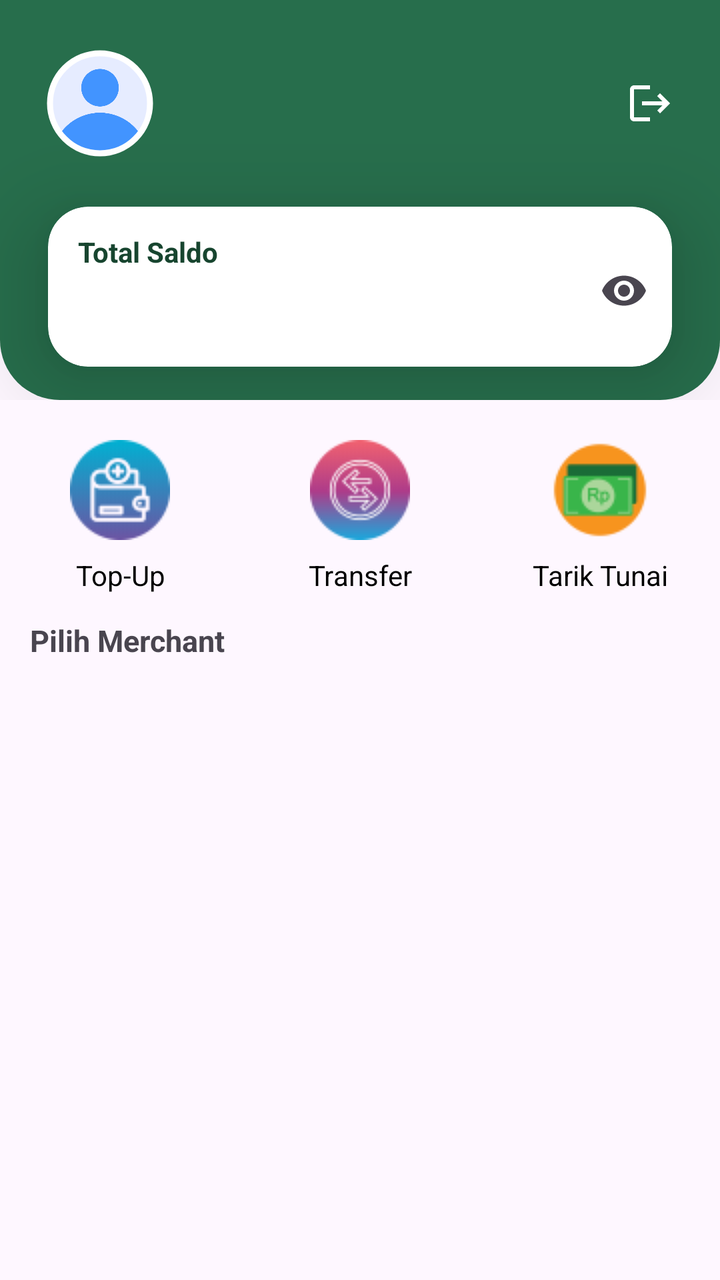
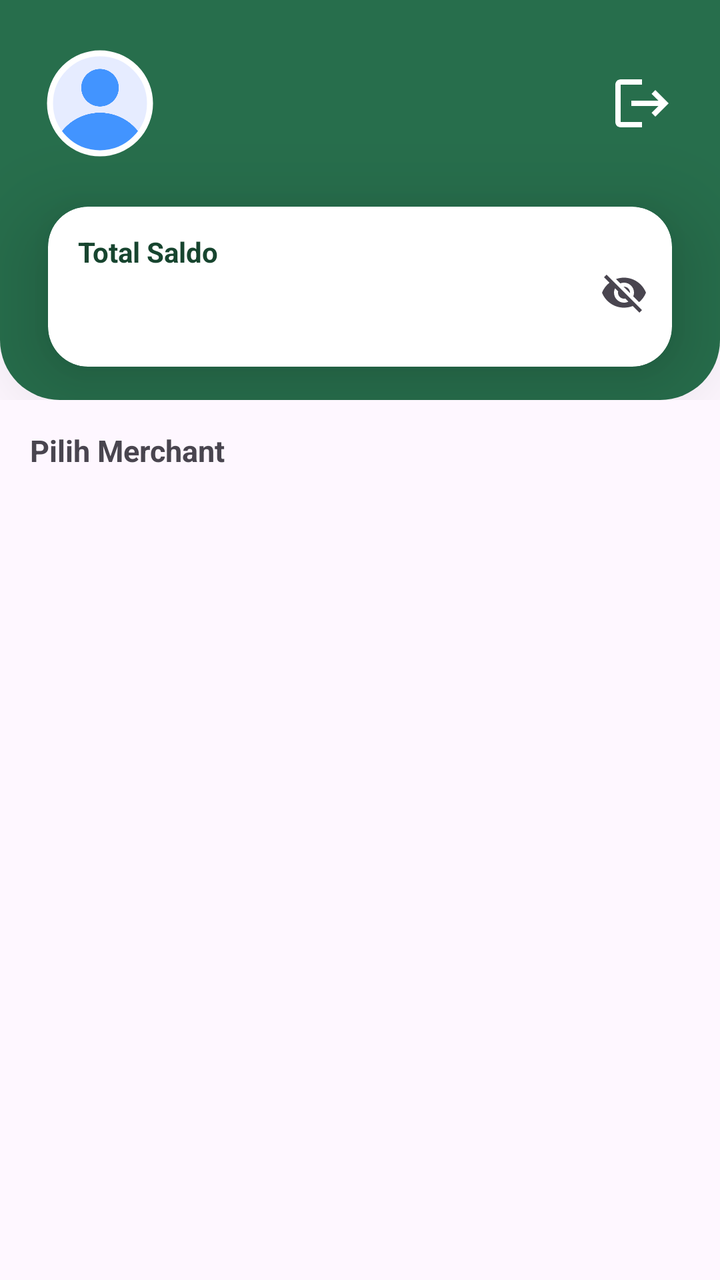

The first picture is an Android layout as it rendered before a commit; the second is the same layout after the commit. The layout source and the unified diff follow.
<!-- AndroidManifest.xml: application theme Base.Theme.MarketPay -->
<!-- res/layout/fragment_customer.xml -->
<androidx.constraintlayout.widget.ConstraintLayout
    xmlns:android="http://schemas.android.com/apk/res/android"
    xmlns:app="http://schemas.android.com/apk/res-auto"
    xmlns:tools="http://schemas.android.com/tools"
    android:id="@+id/fragment_customer"
    android:layout_width="match_parent"
    android:layout_height="match_parent"
    tools:context=".view.customer.CustomerFragment">

    <FrameLayout
        android:id="@+id/fragment_container"
        android:layout_width="match_parent"
        android:layout_height="0dp"
        app:layout_constraintTop_toTopOf="parent" />

    <androidx.constraintlayout.widget.ConstraintLayout
        android:id="@+id/headerLayout"
        android:layout_width="0dp"
        android:layout_height="200dp"
        android:background="@drawable/bottom_rounded_card"
        app:layout_constraintEnd_toEndOf="parent"
        app:layout_constraintStart_toStartOf="parent"
        app:layout_constraintTop_toTopOf="parent">

        <LinearLayout
            android:id="@+id/layoutProfile"
            android:layout_width="0dp"
            android:layout_height="wrap_content"
            android:gravity="center_vertical"
            android:orientation="horizontal"
            android:paddingLeft="15dp"
            android:paddingRight="15dp"
            app:layout_constraintBottom_toTopOf="@id/cardSaldo"
            app:layout_constraintEnd_toEndOf="parent"
            app:layout_constraintHorizontal_bias="0.0"
            app:layout_constraintStart_toStartOf="parent"
            app:layout_constraintTop_toTopOf="parent">

            <com.google.android.material.imageview.ShapeableImageView
                android:id="@+id/profileImage"
                android:layout_width="70dp"
                android:layout_height="70dp"
                android:contentDescription="@string/profile"
                android:padding="10dp"
                android:src="@drawable/user"
                app:shapeAppearanceOverlay="@style/roundedImageView"
                app:strokeColor="@android:color/white"
                app:strokeWidth="3dp" />

            <TextView
                android:id="@+id/textUser"
                android:layout_width="0dp"
                android:layout_height="wrap_content"
                android:layout_weight="1"
                android:textColor="@color/white"
                android:textSize="24sp" />

            <ImageView
                android:id="@+id/btnLogout"
                android:layout_width="wrap_content"
                android:layout_height="wrap_content"
                android:src="@drawable/ic_logout"
                android:padding="8dp"
                android:clickable="true"
                android:focusable="true"
                android:contentDescription="logout"/>

        </LinearLayout>
        <androidx.cardview.widget.CardView
            android:id="@+id/cardSaldo"
            android:layout_width="0dp"
            android:layout_height="80dp"
            android:layout_marginStart="24dp"
            android:layout_marginEnd="24dp"
            app:cardBackgroundColor="@color/white"
            app:cardCornerRadius="20dp"
            app:cardElevation="26dp"
            app:layout_constraintBottom_toBottomOf="parent"
            app:layout_constraintEnd_toEndOf="parent"
            app:layout_constraintStart_toStartOf="parent"
            app:layout_constraintTop_toBottomOf="@id/layoutProfile">

            <TextView
                android:id="@+id/textView8"
                android:layout_width="wrap_content"
                android:layout_height="wrap_content"
                android:layout_marginLeft="15dp"
                android:layout_marginTop="13dp"
                android:layout_weight="1"
                android:text="@string/total_saldo"
                android:textColor="@color/green_old"
                android:textStyle="bold" />

            <LinearLayout
                android:layout_width="match_parent"
                android:layout_height="wrap_content"
                android:layout_marginTop="7dp"
                android:gravity="center_vertical"
                android:orientation="horizontal">

                <com.google.android.material.textfield.TextInputLayout
                    android:layout_width="wrap_content"
                    android:layout_height="wrap_content"
                    android:layout_weight="1"
                    app:boxBackgroundMode="none"
                    app:endIconMode="password_toggle">

                    <com.google.android.material.textfield.TextInputEditText
                        android:id="@+id/txtSaldo"
                        android:layout_width="match_parent"
                        android:layout_height="wrap_content"
                        android:background="@android:color/transparent"
                        android:cursorVisible="false"
                        android:focusable="false"
                        android:inputType="textPassword"
                        android:padding="0dp"
                        android:textColor="@color/green"
                        android:textSize="20sp"/>
                </com.google.android.material.textfield.TextInputLayout>
            </LinearLayout>
        </androidx.cardview.widget.CardView>
    </androidx.constraintlayout.widget.ConstraintLayout>
    <androidx.constraintlayout.widget.ConstraintLayout
        android:id="@+id/content"
        android:layout_width="0dp"
        android:layout_height="90dp"
        android:layout_marginTop="20dp"
        app:layout_constraintEnd_toEndOf="parent"
        app:layout_constraintStart_toStartOf="parent"
        app:layout_constraintTop_toBottomOf="@id/headerLayout">

        <LinearLayout
            android:layout_width="0dp"
            android:layout_height="wrap_content"
            android:orientation="horizontal"
            app:layout_constraintEnd_toEndOf="parent"
            app:layout_constraintStart_toStartOf="parent"
            app:layout_constraintTop_toTopOf="parent">

            <TextView
                android:layout_width="0dp"
                android:layout_height="wrap_content"
                android:layout_weight="1"
                android:drawableTop="@drawable/ic_topup"
                android:drawablePadding="8dp"
                android:gravity="center"
                android:text="Top-Up"
                android:textColor="@color/black"
                android:textAlignment="center" />

            <TextView
                android:layout_width="0dp"
                android:layout_height="wrap_content"
                android:layout_weight="1"
                android:drawableTop="@drawable/ic_tf"
                android:drawablePadding="8dp"
                android:gravity="center"
                android:text="Transfer"
                android:textColor="@color/black"
                android:textAlignment="center" />

            <TextView
                android:layout_width="0dp"
                android:layout_height="wrap_content"
                android:layout_weight="1"
                android:drawableTop="@drawable/ic_tarik"
                android:drawablePadding="8dp"
                android:gravity="center"
                android:text="Tarik Tunai"
                android:textColor="@color/black"
                android:textAlignment="center" />
        </LinearLayout>
    </androidx.constraintlayout.widget.ConstraintLayout>
    <TextView
        android:id="@+id/pilihMerchant"
        android:layout_width="match_parent"
        android:layout_height="wrap_content"
        android:text="@string/pilih_merchant"
        android:textStyle="bold"
        android:textSize="15sp"
        android:layout_marginLeft="15dp"
        app:layout_constraintTop_toBottomOf="@id/content"
        app:layout_constraintStart_toStartOf="parent"
        app:layout_constraintEnd_toEndOf="parent"/>

    <androidx.recyclerview.widget.RecyclerView
        android:id="@+id/recycler_merchant"
        android:layout_width="0dp"
        android:layout_height="0dp"
        android:layout_marginTop="5dp"
        android:paddingLeft="8dp"
        android:paddingRight="8dp"
        android:paddingBottom="8dp"
        android:background="@android:color/transparent"
        android:clipToPadding="false"
        android:scrollbars="vertical"
        android:visibility="gone"
        app:layout_constraintTop_toBottomOf="@id/pilihMerchant"
        app:layout_constraintStart_toStartOf="parent"
        app:layout_constraintEnd_toEndOf="parent"
        app:layout_constraintBottom_toBottomOf="parent" />
</androidx.constraintlayout.widget.ConstraintLayout>
<!-- resources referenced by this layout -->
<resources>
  <color name="black">#FF000000</color>
  <color name="green">#276e4c</color>
  <color name="green_old">#17452F</color>
  <color name="white">#FFFFFFFF</color>
  <!-- drawable bottom_rounded_card (drawable) -->
  <shape xmlns:android="http://schemas.android.com/apk/res/android" android:shape="rectangle">
      <solid android:color="@color/green" />
      <corners
          android:topLeftRadius="0dp"
          android:topRightRadius="0dp"
          android:bottomLeftRadius="30dp"
          android:bottomRightRadius="30dp" />
  </shape>
  <!-- drawable ic_logout (drawable) -->
  <vector xmlns:android="http://schemas.android.com/apk/res/android" android:autoMirrored="true" android:height="24dp" android:tint="#FFFFFF" android:viewportHeight="24" android:viewportWidth="24" android:width="24dp">
        
      <path android:fillColor="@android:color/white" android:pathData="M17,7l-1.41,1.41L18.17,11H8v2h10.17l-2.58,2.58L17,17l5,-5zM4,5h8V3H4c-1.1,0 -2,0.9 -2,2v14c0,1.1 0.9,2 2,2h8v-2H4V5z"/>
      
  </vector>
  <!-- drawable ic_tarik: png bitmap (drawable, 1977 bytes) -->
  <!-- drawable ic_tf: png bitmap (drawable, 3430 bytes) -->
  <!-- drawable ic_topup: png bitmap (drawable, 2756 bytes) -->
  <!-- drawable user: png bitmap (drawable, 19293 bytes) -->
  <string name="pilih_merchant">Pilih Merchant</string>
  <string name="profile">User Profile</string>
  <string name="total_saldo">Total Saldo</string>
  <style name="roundedImageView" parent="">
          <item name="cornerFamily">rounded</item>
          <item name="cornerSize">50%</item>
      </style>
  <style name="Base.Theme.MarketPay" parent="Theme.Material3.DayNight.NoActionBar">
          <item name="android:statusBarColor">@color/green</item>
          <item name="android:windowLightStatusBar">false</item>
      </style>
</resources>

<!-- the commit's change to res/layout/fragment_customer.xml (unified diff, before → after) -->
@@ -57,13 +57,14 @@
 
             <ImageView
                 android:id="@+id/btnLogout"
-                android:layout_width="wrap_content"
-                android:layout_height="wrap_content"
+                android:layout_width="48dp"
+                android:layout_height="48dp"
                 android:src="@drawable/ic_logout"
                 android:padding="8dp"
                 android:clickable="true"
                 android:focusable="true"
-                android:contentDescription="logout"/>
+                android:contentDescription="Logout" />
+
 
         </LinearLayout>
         <androidx.cardview.widget.CardView
@@ -108,69 +109,20 @@
                     <com.google.android.material.textfield.TextInputEditText
                         android:id="@+id/txtSaldo"
                         android:layout_width="match_parent"
-                        android:layout_height="wrap_content"
+                        android:layout_height="50dp"
                         android:background="@android:color/transparent"
                         android:cursorVisible="false"
                         android:focusable="false"
-                        android:inputType="textPassword"
+                        android:inputType="text"
                         android:padding="0dp"
                         android:textColor="@color/green"
-                        android:textSize="20sp"/>
+                        android:textSize="20sp" />
                 </com.google.android.material.textfield.TextInputLayout>
+
             </LinearLayout>
         </androidx.cardview.widget.CardView>
     </androidx.constraintlayout.widget.ConstraintLayout>
-    <androidx.constraintlayout.widget.ConstraintLayout
-        android:id="@+id/content"
-        android:layout_width="0dp"
-        android:layout_height="90dp"
-        android:layout_marginTop="20dp"
-        app:layout_constraintEnd_toEndOf="parent"
-        app:layout_constraintStart_toStartOf="parent"
-        app:layout_constraintTop_toBottomOf="@id/headerLayout">
 
-        <LinearLayout
-            android:layout_width="0dp"
-            android:layout_height="wrap_content"
-            android:orientation="horizontal"
-            app:layout_constraintEnd_toEndOf="parent"
-            app:layout_constraintStart_toStartOf="parent"
-            app:layout_constraintTop_toTopOf="parent">
-
-            <TextView
-                android:layout_width="0dp"
-                android:layout_height="wrap_content"
-                android:layout_weight="1"
-                android:drawableTop="@drawable/ic_topup"
-                android:drawablePadding="8dp"
-                android:gravity="center"
-                android:text="Top-Up"
-                android:textColor="@color/black"
-                android:textAlignment="center" />
-
-            <TextView
-                android:layout_width="0dp"
-                android:layout_height="wrap_content"
-                android:layout_weight="1"
-                android:drawableTop="@drawable/ic_tf"
-                android:drawablePadding="8dp"
-                android:gravity="center"
-                android:text="Transfer"
-                android:textColor="@color/black"
-                android:textAlignment="center" />
-
-            <TextView
-                android:layout_width="0dp"
-                android:layout_height="wrap_content"
-                android:layout_weight="1"
-                android:drawableTop="@drawable/ic_tarik"
-                android:drawablePadding="8dp"
-                android:gravity="center"
-                android:text="Tarik Tunai"
-                android:textColor="@color/black"
-                android:textAlignment="center" />
-        </LinearLayout>
-    </androidx.constraintlayout.widget.ConstraintLayout>
     <TextView
         android:id="@+id/pilihMerchant"
         android:layout_width="match_parent"
@@ -179,7 +131,8 @@
         android:textStyle="bold"
         android:textSize="15sp"
         android:layout_marginLeft="15dp"
-        app:layout_constraintTop_toBottomOf="@id/content"
+        android:layout_marginTop="15dp"
+        app:layout_constraintTop_toBottomOf="@id/headerLayout"
         app:layout_constraintStart_toStartOf="parent"
         app:layout_constraintEnd_toEndOf="parent"/>
 
<!-- resource entries referenced after the edit -->
@@ -1,6 +1,5 @@
 <!-- resources referenced by this layout -->
 <resources>
-  <color name="black">#FF000000</color>
   <color name="green">#276e4c</color>
   <color name="green_old">#17452F</color>
   <color name="white">#FFFFFFFF</color>
@@ -19,9 +18,6 @@
       <path android:fillColor="@android:color/white" android:pathData="M17,7l-1.41,1.41L18.17,11H8v2h10.17l-2.58,2.58L17,17l5,-5zM4,5h8V3H4c-1.1,0 -2,0.9 -2,2v14c0,1.1 0.9,2 2,2h8v-2H4V5z"/>
       
   </vector>
-  <!-- drawable ic_tarik: png bitmap (drawable, 1977 bytes) -->
-  <!-- drawable ic_tf: png bitmap (drawable, 3430 bytes) -->
-  <!-- drawable ic_topup: png bitmap (drawable, 2756 bytes) -->
   <!-- drawable user: png bitmap (drawable, 19293 bytes) -->
   <string name="pilih_merchant">Pilih Merchant</string>
   <string name="profile">User Profile</string>
